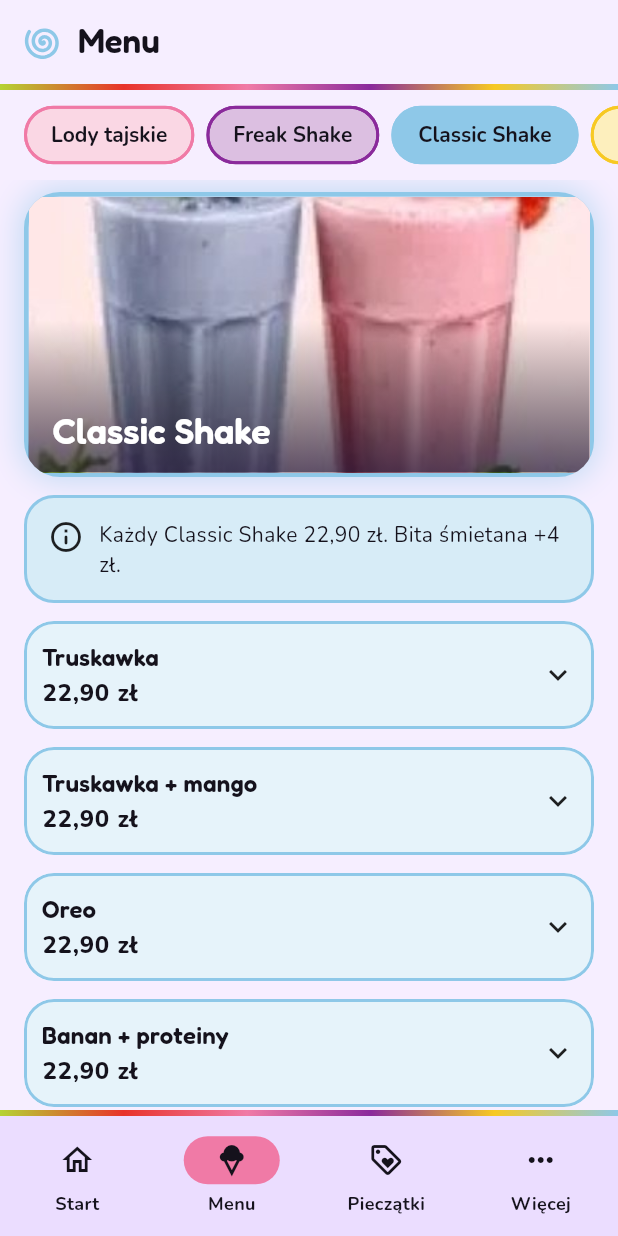
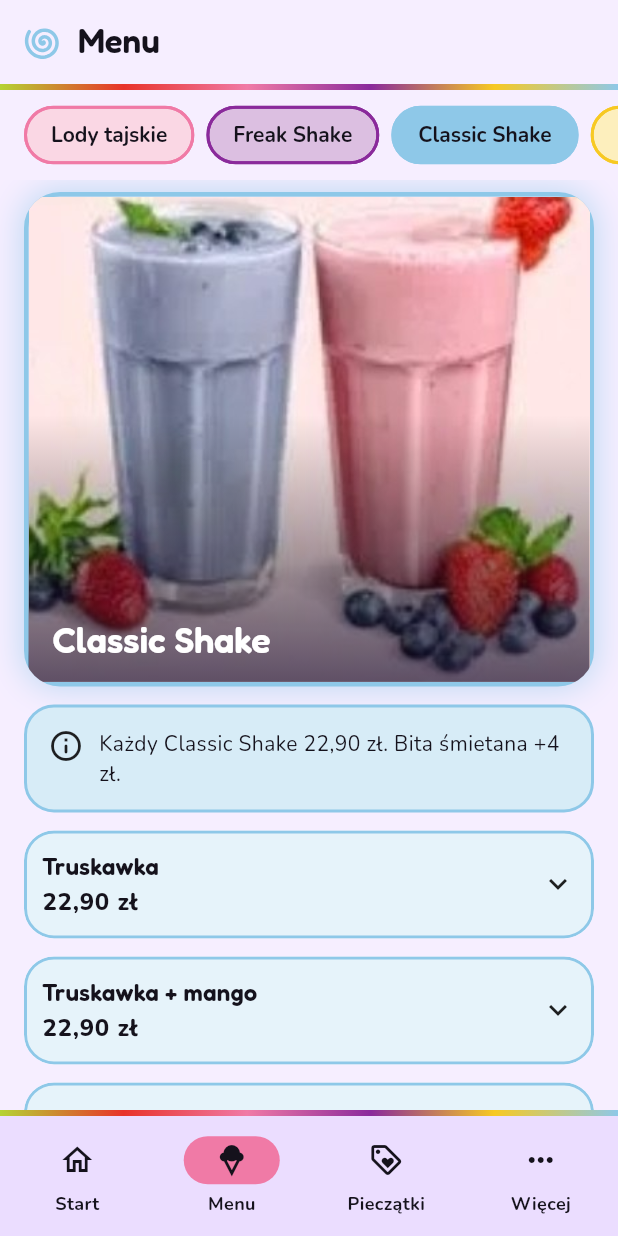
Before and after one commit to Przepiores/Rollls, a Flutter app: the MenuScreen screen opened by its route, after a tap on "Freak Shake", after a tap on "Classic Shake", on a phone screen of 412 x 824 dp. Run offline on Flutter 3.47's test engine with Material 3 defaults, Android fonts, the phone set to English and light mode, and no system bars; our stand-ins replace flutter_riverpod, go_router, google_fonts, qr_flutter; generated files the repository leaves out were written again.

Commit message:
Większe banery kategorii i karty promocji
Co-Authored-By: Claude Opus 5.5 <noreply@anthropic.com>
Claude-Session: https://claude.ai/code/session_01JaDu18GVR1epT6cWtQhLSW

```diff
--- a/lib/screens/home_screen.dart
+++ b/lib/screens/home_screen.dart
@@ -39,7 +39,7 @@ class HomeScreen extends ConsumerWidget {
           _GlassHero(greeting: l.greeting(session != null ? ', ${session.name}' : ''), tagline: l.tagline),
           SectionTitle(l.promotions, color: RollColors.lime),
           SizedBox(
-            height: 190,
+            height: 280,
             child: ListView.separated(
               scrollDirection: Axis.horizontal,
               padding: const EdgeInsets.symmetric(horizontal: 20),
@@ -281,7 +281,7 @@ class _PromoCard extends StatelessWidget {
     final text = Theme.of(context).textTheme;
     final fg = promo.image == null ? ink : Colors.white;
     return Container(
-      width: 260,
+      width: 300,
       decoration: BoxDecoration(
         gradient: LinearGradient(
           begin: Alignment.topLeft,
--- a/lib/screens/menu_screen.dart
+++ b/lib/screens/menu_screen.dart
@@ -111,7 +111,8 @@ class _CategoryBanner extends StatelessWidget {
   @override
   Widget build(BuildContext context) {
     return Container(
-      height: 190,
+      // Prawie kwadratowy kadr, żeby zdjęcie było dobrze widać.
+      height: (MediaQuery.sizeOf(context).width * 0.8).clamp(200.0, 420.0),
       margin: const EdgeInsets.only(bottom: 12),
       decoration: BoxDecoration(
         borderRadius: BorderRadius.circular(24),
```
